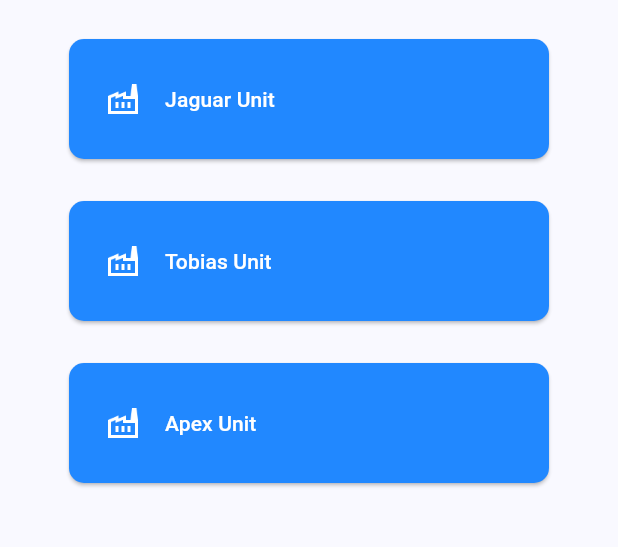
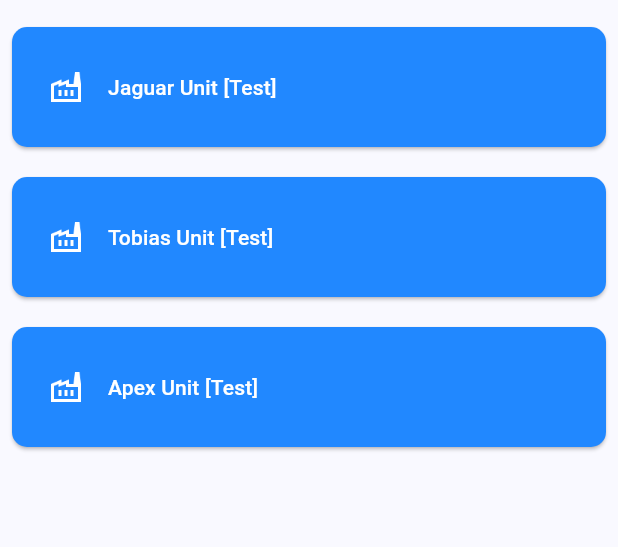
Before and after one commit to vinicius-ma/tree-view, a Flutter app: the screen it shows after launch, on a phone screen of 412 x 824 dp, the part 84-631 px from its top. Run offline on Flutter 3.47's test engine with Material 3 defaults, Android fonts, the phone set to English and light mode, and no system bars; our stand-ins replace fluttertoast.

```diff
--- a/lib/screens/home_screen.dart
+++ b/lib/screens/home_screen.dart
@@ -1,4 +1,5 @@
 import 'package:flutter/material.dart';
+import 'package:tractian_tree_view/tests/companies.dart';
 import 'package:tractian_tree_view/theme/colors.dart';
 import 'package:tractian_tree_view/widgets/unit_button.dart';
 
@@ -27,18 +28,14 @@ AppBar homeAppBar() {
   );
 }
 
-Center homeBody() {
-  return const Center(
-    child: Column(
-      mainAxisAlignment: MainAxisAlignment.start,
-      children: [
-        SizedBox(height: 16),
-        UnitButton(unitName: 'Jaguar Unit'),
-        SizedBox(height: 8),
-        UnitButton(unitName: 'Tobias Unit'),
-        SizedBox(height: 8),
-        UnitButton(unitName: 'Apex Unit'),
-      ],
-    ),
+ListView homeBody() {
+  return ListView.builder(
+    padding: const EdgeInsets.all(8),
+    itemCount: Companies.values.length,
+    itemBuilder: (BuildContext context, int index) {
+      return UnitButton(
+        unitName: Companies.values[index].name,
+      );
+    },
   );
 }
```
